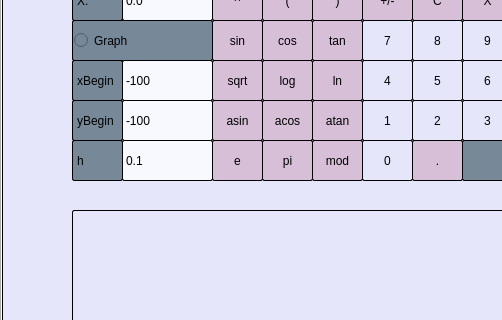
First picture: the form in new/mainwindow.ui, repository ohiamdaria/smartcalc, before the edit; both pictures show x 0 to 502 and y 116 to 436 of the 669 by 708 pixel window.
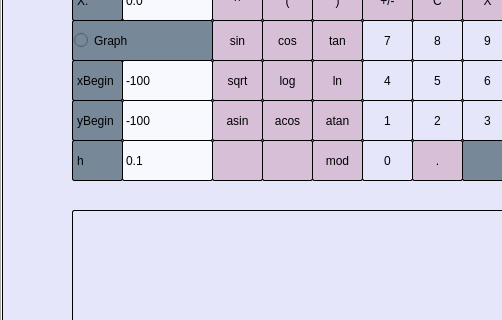
Second picture: the form after the edit. Custom widgets are drawn as their Qt base class.

Diff of the .ui file:
```diff
--- a/new/mainwindow.ui
+++ b/new/mainwindow.ui
@@ -189,7 +189,7 @@
 }</string>
       </property>
       <property name="text">
-       <string>e</string>
+       <string/>
       </property>
       <attribute name="buttonGroup">
        <string notr="true">buttonGroup</string>
@@ -793,7 +793,7 @@
 }</string>
       </property>
       <property name="text">
-       <string>pi</string>
+       <string/>
       </property>
       <attribute name="buttonGroup">
        <string notr="true">buttonGroup</string>
```
